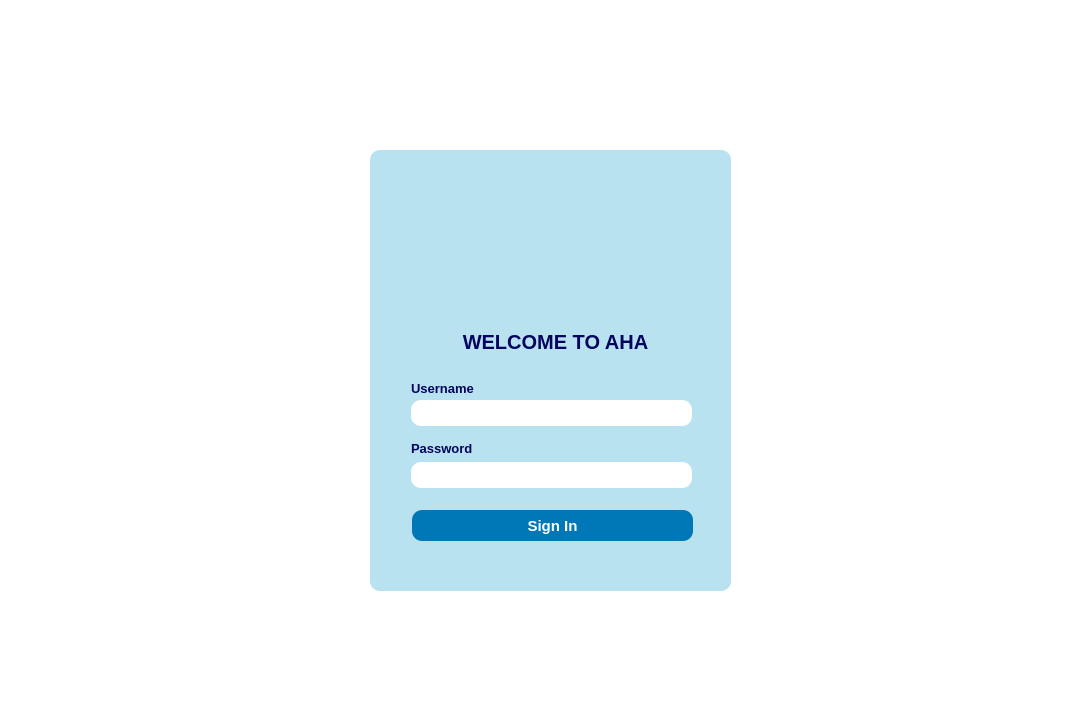
Above: src/qt/aha/loginwin.ui from katetaylor1993/CSE3311-Project before the change. Below: the same form after it.
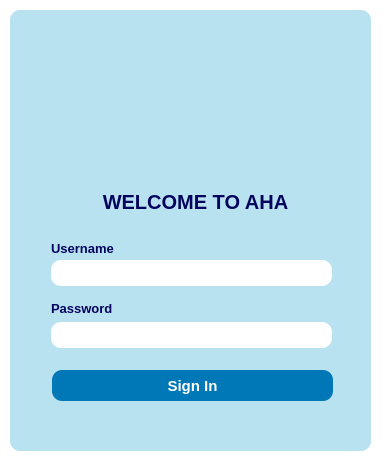
That is the form after the change. Icons and pictures are not drawn.

Patch:
```diff
--- a/src/qt/aha/loginwin.ui
+++ b/src/qt/aha/loginwin.ui
@@ -6,8 +6,8 @@
    <rect>
     <x>0</x>
     <y>0</y>
-    <width>1080</width>
-    <height>720</height>
+    <width>384</width>
+    <height>464</height>
    </rect>
   </property>
   <property name="windowTitle">
@@ -483,8 +483,8 @@
   <widget class="QFrame" name="frame">
    <property name="geometry">
     <rect>
-     <x>370</x>
-     <y>150</y>
+     <x>10</x>
+     <y>10</y>
      <width>361</width>
      <height>441</height>
     </rect>
```
